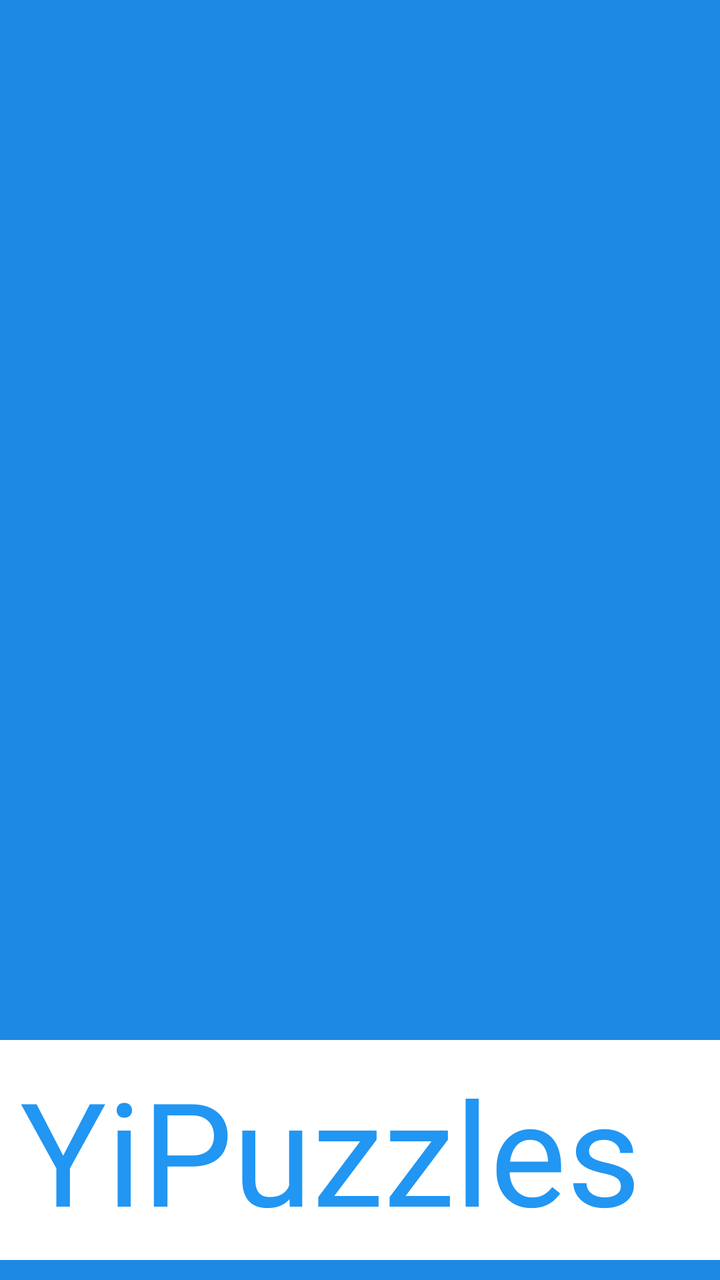
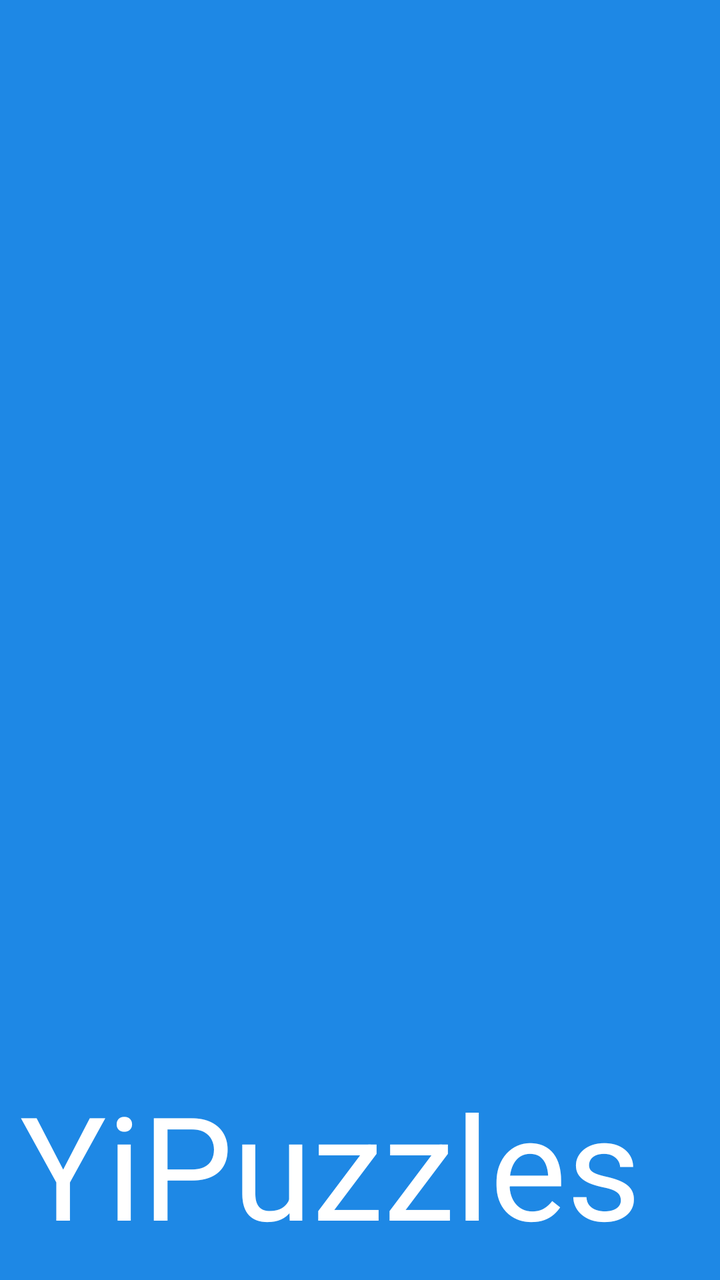

The first picture is an Android layout as it rendered before a commit; the second is the same layout after the commit. The layout source and the unified diff follow.
<!-- AndroidManifest.xml: application theme AppTheme -->
<!-- res/layout/nav_header_main.xml -->
<?xml version="1.0" encoding="utf-8"?>
<LinearLayout xmlns:android="http://schemas.android.com/apk/res/android"
    android:layout_width="match_parent"
    android:layout_height="@dimen/nav_header_height"
    android:background="@color/colorAccent"
    android:gravity="bottom"
    android:orientation="vertical"
    android:paddingBottom="@dimen/activity_vertical_margin"
    android:paddingTop="@dimen/activity_vertical_margin"
    android:theme="@style/ThemeOverlay.AppCompat.Dark">

    <RelativeLayout
        android:layout_width="match_parent"
        android:layout_height="wrap_content"
        android:background="#ffffff"
        android:paddingTop="7dp"
        android:paddingBottom="7dp"
        android:orientation="horizontal">

        <TextView
            android:layout_width="match_parent"
            android:layout_height="wrap_content"
            android:paddingLeft="@dimen/activity_horizontal_margin"
            android:text="@string/app_name"
            android:textColor="@color/colorPrimary"
            android:textSize="72sp"
            android:textAppearance="@style/TextAppearance.AppCompat.Body1"
            android:layout_centerVertical="true" />

    </RelativeLayout>


</LinearLayout>
<!-- resources referenced by this layout -->
<resources>
  <color name="colorAccent">#1E88E5</color>
  <color name="colorPrimary">#2196F3</color>
  <dimen name="activity_horizontal_margin">10dp</dimen>
  <dimen name="activity_vertical_margin">10dp</dimen>
  <dimen name="nav_header_height">160dp</dimen>
  <string name="app_name">YiPuzzles</string>
  <style name="AppTheme" parent="Theme.Material3.Light">
          
          <item name="windowActionBar">true</item>
          <item name="actionBarStyle">@style/ThemeOverlay.Material3.Dark.ActionBar</item>
          <item name="colorPrimary">@color/colorPrimary</item>
          <item name="colorPrimaryDark">@color/colorPrimaryDark</item>
          <item name="colorAccent">@color/colorAccent</item>
          <item name="android:windowBackground">@color/white</item>
          
          <item name="colorPrimaryContainer">@color/light_blue_100</item>
          <item name="colorOnPrimaryContainer">@color/black</item>
          <item name="colorSecondary">@color/blue_grey_500</item>
          <item name="colorSecondaryContainer">@color/blue_grey_100</item>
          <item name="colorOnSecondaryContainer">@color/blue_grey_900</item>
          <item name="colorSurfaceVariant">@color/light_blue_50</item>
          <item name="colorOnSurfaceVariant">@color/blue_grey_700</item>
      </style>
  <color name="colorPrimaryDark">#1976D2</color>
  <color name="white">#ffffff</color>
  <color name="light_blue_100">#BBDEFB</color>
  <color name="black">#000000</color>
  <color name="blue_grey_500">#607D8B</color>
  <color name="blue_grey_100">#CFD8DC</color>
  <color name="blue_grey_900">#263238</color>
  <color name="light_blue_50">#E3F2FD</color>
  <color name="blue_grey_700">#455A64</color>
</resources>

<!-- the commit's change to res/layout/nav_header_main.xml (unified diff, before → after) -->
@@ -9,25 +9,15 @@
     android:paddingTop="@dimen/activity_vertical_margin"
     android:theme="@style/ThemeOverlay.AppCompat.Dark">
 
-    <RelativeLayout
-        android:layout_width="match_parent"
-        android:layout_height="wrap_content"
-        android:background="#ffffff"
-        android:paddingTop="7dp"
-        android:paddingBottom="7dp"
-        android:orientation="horizontal">
-
         <TextView
             android:layout_width="match_parent"
             android:layout_height="wrap_content"
             android:paddingLeft="@dimen/activity_horizontal_margin"
             android:text="@string/app_name"
-            android:textColor="@color/colorPrimary"
+            android:textColor="#ffffff"
             android:textSize="72sp"
             android:textAppearance="@style/TextAppearance.AppCompat.Body1"
             android:layout_centerVertical="true" />
 
-    </RelativeLayout>
-
 
 </LinearLayout>
